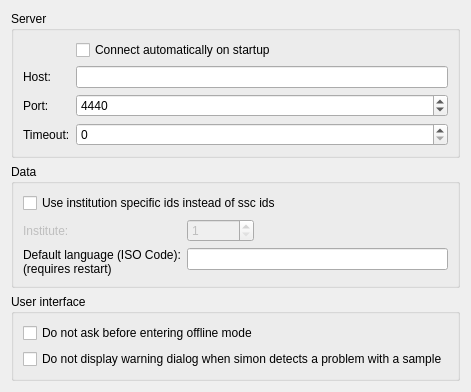
First picture: the form in ssc/config/sscconfiguration.ui, repository KDE/simon, before the edit.
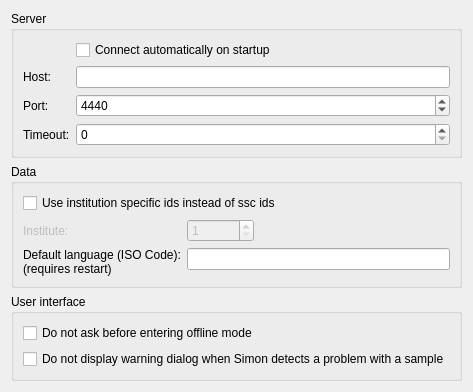
Second picture: the form after the edit. Custom widgets are drawn as their Qt base class.

The edit to the form file:
```diff
--- a/ssc/config/sscconfiguration.ui
+++ b/ssc/config/sscconfiguration.ui
@@ -158,7 +158,7 @@
       <item>
        <widget class="QCheckBox" name="cbShowSampleWarning">
         <property name="text">
-         <string>Do not display warning dialog when simon detects a problem with a sample</string>
+         <string>Do not display warning dialog when Simon detects a problem with a sample</string>
         </property>
        </widget>
       </item>
```
